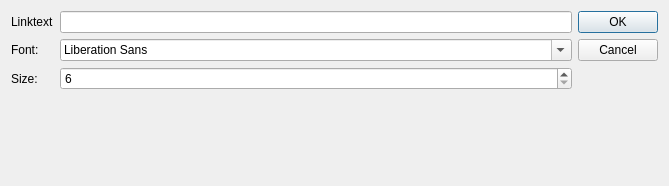
Above: designer/addtofield28.ui from ijgnd/anki__pdf_viewer_with_pdfjs before the change. Below: the same form after it.
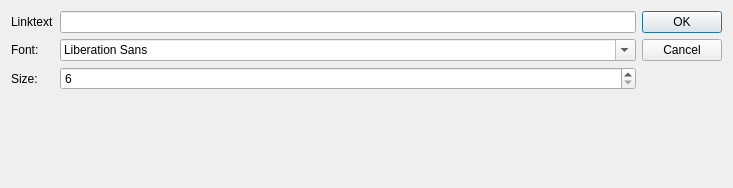
That is the form after the change.

What changed in the file:
```diff
--- a/designer/addtofield28.ui
+++ b/designer/addtofield28.ui
@@ -6,8 +6,8 @@
    <rect>
     <x>0</x>
     <y>0</y>
-    <width>669</width>
-    <height>186</height>
+    <width>733</width>
+    <height>188</height>
    </rect>
   </property>
   <property name="windowTitle">
```
Left out of the diff: 6 changed lines with no effect on the pictures.
